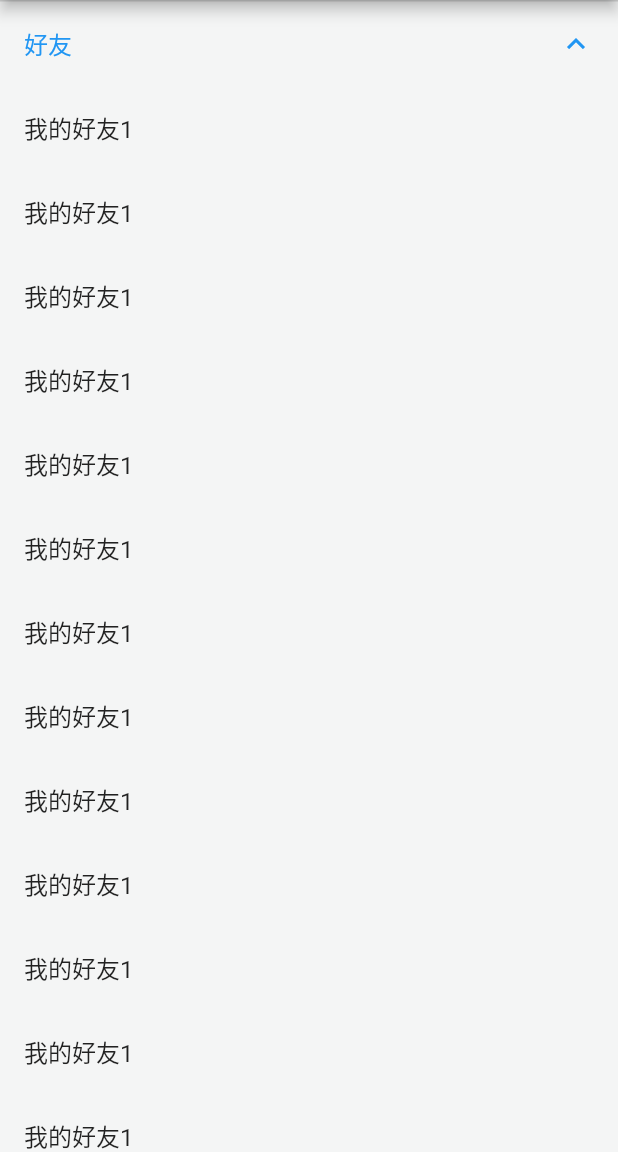
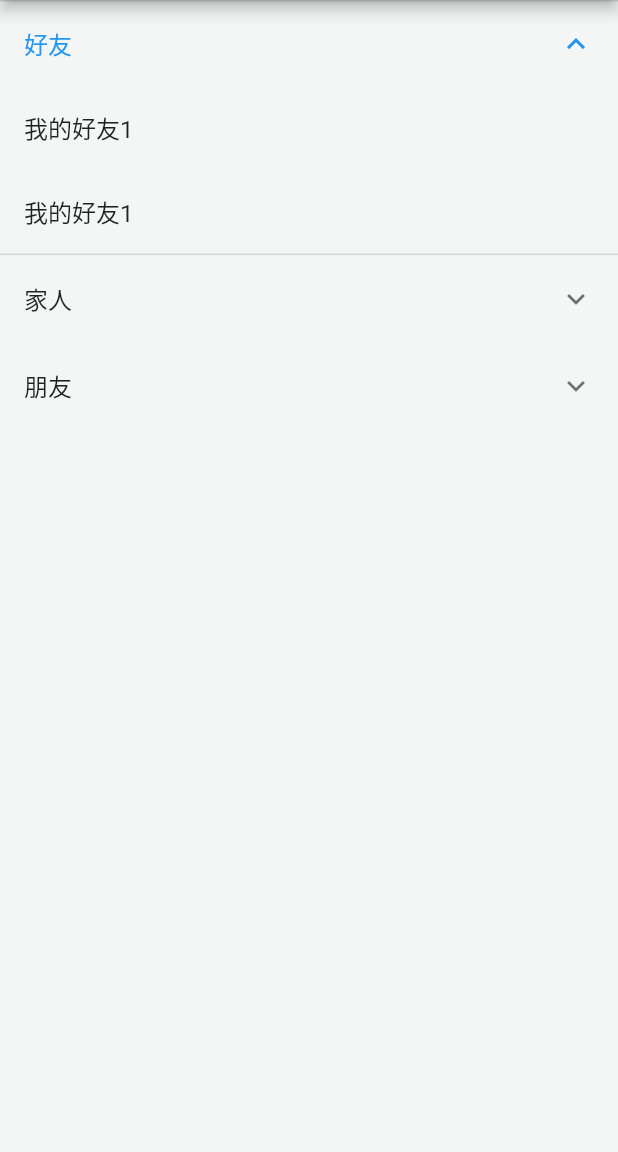
Before and after one commit to yc199609/easy_raotating, a Flutter app: the ChipBindDetailPage screen opened directly, after a tap on "好友", on a phone screen of 412 x 824 dp, the part 84-1236 px from its top. Run offline on Flutter 3.47's test engine with Material 2 defaults, Android fonts, the phone set to English and light mode, and no system bars; our stand-ins replace charts_flutter, flutter_screenutil, flutter_svg; network calls fail.

Commit message:
:sparkles: 更改flutter expansionTile组件，根据传入的ispanded切换 :pencil: 更改文档图片地址

```diff
--- a/lib/pages/chip_bind_detail_page/myExpansionTile.dart
+++ b/lib/components/myExpansionTile.dart
@@ -11,9 +11,13 @@ class MyExpansionTile extends StatefulWidget {
     this.onExpansionChanged,
     this.children = const <Widget>[],
     this.trailing,
-    this.initiallyExpanded = false,
-  }) : assert(initiallyExpanded != null),
-       super(key: key);
+    this.onTap,
+    this.isExpanded
+  }) : super(key: key);
+
+  final VoidCallback onTap;
+
+  final bool isExpanded;
 
   final Widget leading;
 
@@ -26,8 +30,6 @@ class MyExpansionTile extends StatefulWidget {
   final Color backgroundColor;
 
   final Widget trailing;
-
-  final bool initiallyExpanded;
 
   @override
   _MyExpansionTileState createState() => _MyExpansionTileState();
@@ -51,8 +53,6 @@ class _MyExpansionTileState extends State<MyExpansionTile> with SingleTickerProv
   Animation<Color> _iconColor;
   Animation<Color> _backgroundColor;
 
-  bool _isExpanded = false;
-
   @override
   void initState() {
     super.initState();
@@ -63,36 +63,12 @@ class _MyExpansionTileState extends State<MyExpansionTile> with SingleTickerProv
     _headerColor = _controller.drive(_headerColorTween.chain(_easeInTween));
     _iconColor = _controller.drive(_iconColorTween.chain(_easeInTween));
     _backgroundColor = _controller.drive(_backgroundColorTween.chain(_easeOutTween));
-
-    _isExpanded = PageStorage.of(context)?.readState(context) ?? widget.initiallyExpanded;
-    if (_isExpanded)
-      _controller.value = 1.0;
   }
 
   @override
   void dispose() {
     _controller.dispose();
     super.dispose();
-  }
-
-  void _handleTap() {
-    setState(() {
-      _isExpanded = !_isExpanded;
-      if (_isExpanded) {
-        _controller.forward();
-      } else {
-        _controller.reverse().then<void>((void value) {
-          if (!mounted)
-            return;
-          setState(() {
-            // Rebuild without widget.children.
-          });
-        });
-      }
-      PageStorage.of(context)?.writeState(context, _isExpanded);
-    });
-    if (widget.onExpansionChanged != null)
-      widget.onExpansionChanged(_isExpanded);
   }
 
   Widget _buildChildren(BuildContext context, Widget child) {
@@ -113,7 +89,7 @@ class _MyExpansionTileState extends State<MyExpansionTile> with SingleTickerProv
             iconColor: _iconColor.value,
             textColor: _headerColor.value,
             child: ListTile(
-              onTap: _handleTap,
+              onTap: widget.onTap,
               leading: widget.leading,
               title: widget.title,
               trailing: widget.trailing ?? RotationTransition(
@@ -151,12 +127,20 @@ class _MyExpansionTileState extends State<MyExpansionTile> with SingleTickerProv
 
   @override
   Widget build(BuildContext context) {
-    final bool closed = !_isExpanded && _controller.isDismissed;
+    if (widget.isExpanded) {
+      _controller.forward();
+    } else {
+      _controller.reverse().then<void>((void value) {
+        if (!mounted)
+          return;
+        setState(() {});
+      });
+    }
+    final bool closed = !widget.isExpanded && _controller.isDismissed;
     return AnimatedBuilder(
       animation: _controller.view,
       builder: _buildChildren,
       child: closed ? null : Column(children: widget.children),
     );
-
   }
 }
--- a/lib/pages/chip_bind_detail_page/index.dart
+++ b/lib/pages/chip_bind_detail_page/index.dart
@@ -1,6 +1,6 @@
 import 'package:flutter/material.dart';
 import 'package:flutter_screenutil/flutter_screenutil.dart';
-import './myExpansionTile.dart';
+import '../../components/myExpansionTile.dart';
 
 class ChipBindDetailPage extends StatefulWidget {
   ChipBindDetailPage({Key key}) : super(key: key);
@@ -29,36 +29,26 @@ class _ChipBindDetailPageState extends State<ChipBindDetailPage> {
       backgroundColor: Color.fromRGBO(244, 245, 245, 1.0),
       body: ListView(
         children: [
-          InkWell(
+          MyExpansionTile(
             onTap: (){
               setState(() {
                 activeInt = activeInt == 0 ? -1 : 0;
               });
             },
-            child: MyExpansionTile(
-              // isExpanded: isActive(0),
+            isExpanded: isActive(0),
             title:Text('好友'),
             children: <Widget>[
               ListTile(title: Text('我的好友1')),
-                ListTile(title: Text('我的好友1')),
-                ListTile(title: Text('我的好友1')),
-                ListTile(title: Text('我的好友1')),
-                ListTile(title: Text('我的好友1')),
-                ListTile(title: Text('我的好友1')),
-                ListTile(title: Text('我的好友1')),
-                ListTile(title: Text('我的好友1')),
-                ListTile(title: Text('我的好友1')),
-                ListTile(title: Text('我的好友1')),
-                ListTile(title: Text('我的好友1')),
-                ListTile(title: Text('我的好友1')),
-                ListTile(title: Text('我的好友1')),
-                ListTile(title: Text('我的好友1')),
+              ListTile(title: Text('我的好友1'))
             ],
           ),
-          ),
-          InkWell(
-            child: MyExpansionTile(
-              // isExpanded: isActive(1),
+          MyExpansionTile(
+            onTap: (){
+              setState(() {
+                activeInt = activeInt == 1 ? -1 : 1;
+              });
+            },
+            isExpanded: isActive(1),
             title:Text('家人'),
             children: <Widget>[
               ListTile(title: Text('我的家人1')),
@@ -69,47 +59,23 @@ class _ChipBindDetailPageState extends State<ChipBindDetailPage> {
               ListTile(title: Text('我的家人1')),
               ListTile(title: Text('我的家人1')),
               ListTile(title: Text('我的家人1')),
-                ListTile(title: Text('我的家人1')),
-                ListTile(title: Text('我的家人1')),
-                ListTile(title: Text('我的家人1')),
-                ListTile(title: Text('我的家人1')),
-                ListTile(title: Text('我的家人1')),
-                ListTile(title: Text('我的家人1')),
             ],
           ),
+          MyExpansionTile(
             onTap: (){
               setState(() {
-                activeInt = activeInt == 0 ? -1 : 1;
+                activeInt = activeInt == 2 ? -1 : 2;
               });
             },
-          ),
-          InkWell(
-            child: MyExpansionTile(
-              // isExpanded: isActive(2),
+            isExpanded: isActive(2),
             title:Text('朋友'),
             children: <Widget>[
               ListTile(title: Text('我的朋友1')),
               ListTile(title: Text('我的朋友1')),
               ListTile(title: Text('我的朋友1')),
-                ListTile(title: Text('我的朋友1')),
-                ListTile(title: Text('我的朋友1')),
-                ListTile(title: Text('我的朋友1')),
-                ListTile(title: Text('我的朋友1')),
-                ListTile(title: Text('我的朋友1')),
-                ListTile(title: Text('我的朋友1')),
-                ListTile(title: Text('我的朋友1')),
-                ListTile(title: Text('我的朋友1')),
-                ListTile(title: Text('我的朋友1')),
-                ListTile(title: Text('我的朋友1')),
-                ListTile(title: Text('我的朋友1')),
+              ListTile(title: Text('我的朋友1'))
             ],
           ),
-            onTap: (){
-              setState(() {
-                activeInt = activeInt == 0 ? -1 : 2;
-              });
-            },
-          )
         ],
       ),
     );
```
Also changed, not shown: 1 other file. Lines whose indentation alone changed are shown as unchanged.
